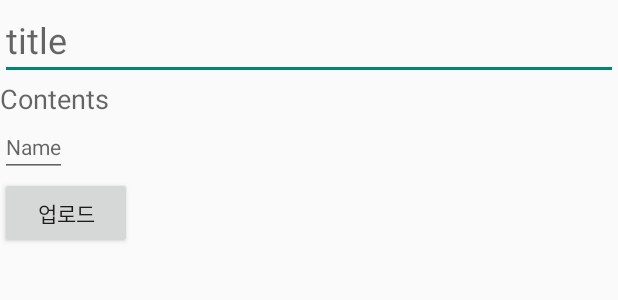
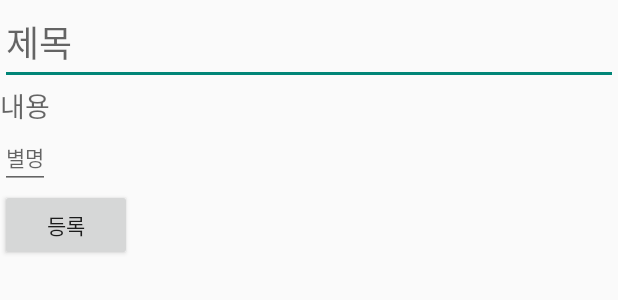
Before and after one commit to SeungWan-Yu/19MobileProject5, an Android app: the layout activity_write.xml on its own in the app's theme, with its tools: preview values and no code run, on a phone screen of 412 x 824 dp. Shown: the top 300 px of the screen. Run offline under Robolectric (Android 15) with nearby library versions, the phone set to English and light mode, and no system bars.

Commit message:
게시판 프래그먼트 구현

```diff
--- a/app/build.gradle
+++ b/app/build.gradle
@@ -27,7 +27,7 @@ dependencies {
     implementation 'com.android.support.constraint:constraint-layout:1.1.3'
     implementation 'com.android.support:cardview-v7:27.1.1'
     implementation 'com.android.support:recyclerview-v7:27.1.1'
-    implementation 'com.google.firebase:firebase-firestore:17.1.0'
+    implementation 'com.google.firebase:firebase-firestore:19.0.0'
     testImplementation 'junit:junit:4.12'
     androidTestImplementation 'com.android.support.test:runner:1.0.2'
     androidTestImplementation 'com.android.support.test.espresso:espresso-core:3.0.2'
--- a/app/src/main/AndroidManifest.xml
+++ b/app/src/main/AndroidManifest.xml
@@ -29,6 +29,7 @@
             android:name="org.apache.http.legacy"
             android:required="false" />
 
+        <activity android:name=".WriteActivity" />
         <activity android:name=".LodingActivity" />
         <activity android:name=".MainActivity">
             <intent-filter>
--- a/app/src/main/res/layout/activity_write.xml
+++ b/app/src/main/res/layout/activity_write.xml
@@ -11,7 +11,7 @@
         android:id="@+id/write_title_text"
         android:layout_width="match_parent"
         android:layout_height="wrap_content"
-        android:hint="title"
+        android:hint="제목"
         android:textSize="24sp"
         android:textColor="@android:color/black"
         tools:ignore="HardcodedText" />
@@ -20,7 +20,7 @@
         android:id="@+id/write_contents_text"
         android:layout_width="match_parent"
         android:layout_height="wrap_content"
-        android:hint="Contents"
+        android:hint="내용"
         android:textSize="18sp"
         android:background="@null"
         tools:ignore="HardcodedText"/>
@@ -29,7 +29,7 @@
         android:id="@+id/write_name_text"
         android:layout_width="wrap_content"
         android:layout_height="wrap_content"
-        android:hint="Name"
+        android:hint="별명"
         android:textSize="14sp"
         tools:ignore="HardcodedText"/>
 
@@ -37,7 +37,7 @@
         android:id="@+id/write_upload_button"
         android:layout_width="wrap_content"
         android:layout_height="wrap_content"
-        android:text="업로드"
+        android:text="등록"
         tools:ignore="HardcodedText" />
 
 </LinearLayout>
--- a/build.gradle
+++ b/build.gradle
@@ -8,7 +8,7 @@ buildscript {
     }
     dependencies {
         classpath 'com.android.tools.build:gradle:3.3.2'
-        classpath 'com.google.gms:google-services:4.1.0'
+        classpath 'com.google.gms:google-services:4.2.0'
 
         // NOTE: Do not place your application dependencies here; they belong
         // in the individual module build.gradle files
```
Also changed, not shown: app/src/main/java/com/example/a19mobileproject5/TabFragment1.java (+31 -10 lines), app/src/main/java/com/example/a19mobileproject5/WriteActivity.java (+9 -4 lines), app/src/main/res/drawable/ic_person.xml (+8 -4 lines).
